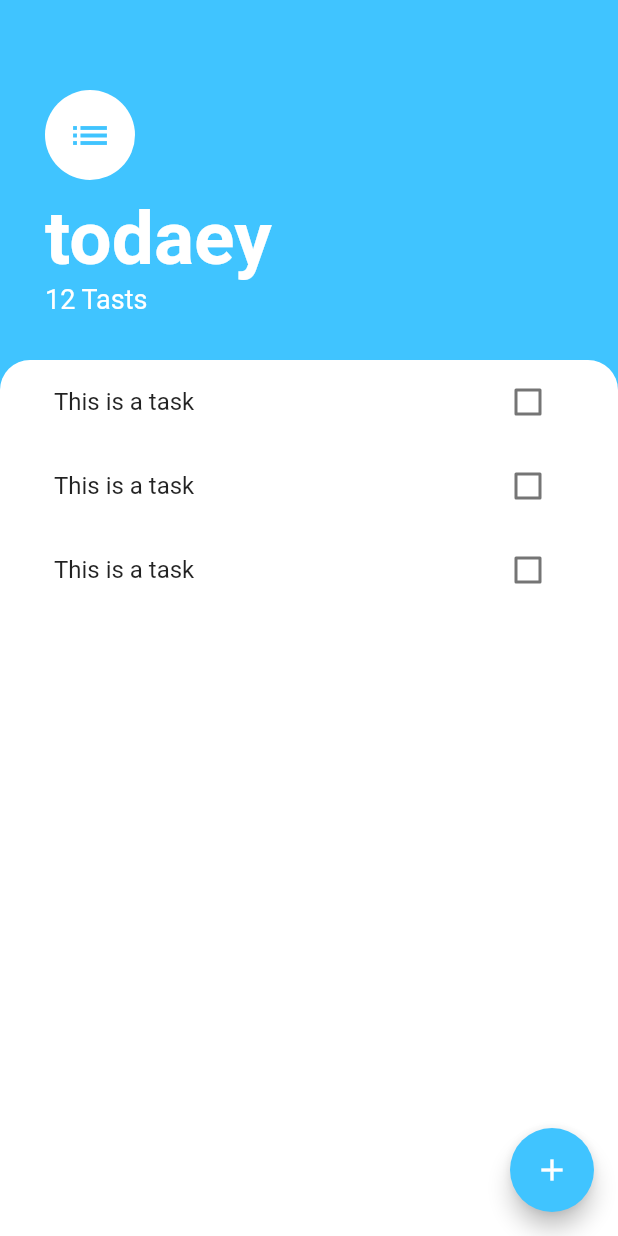
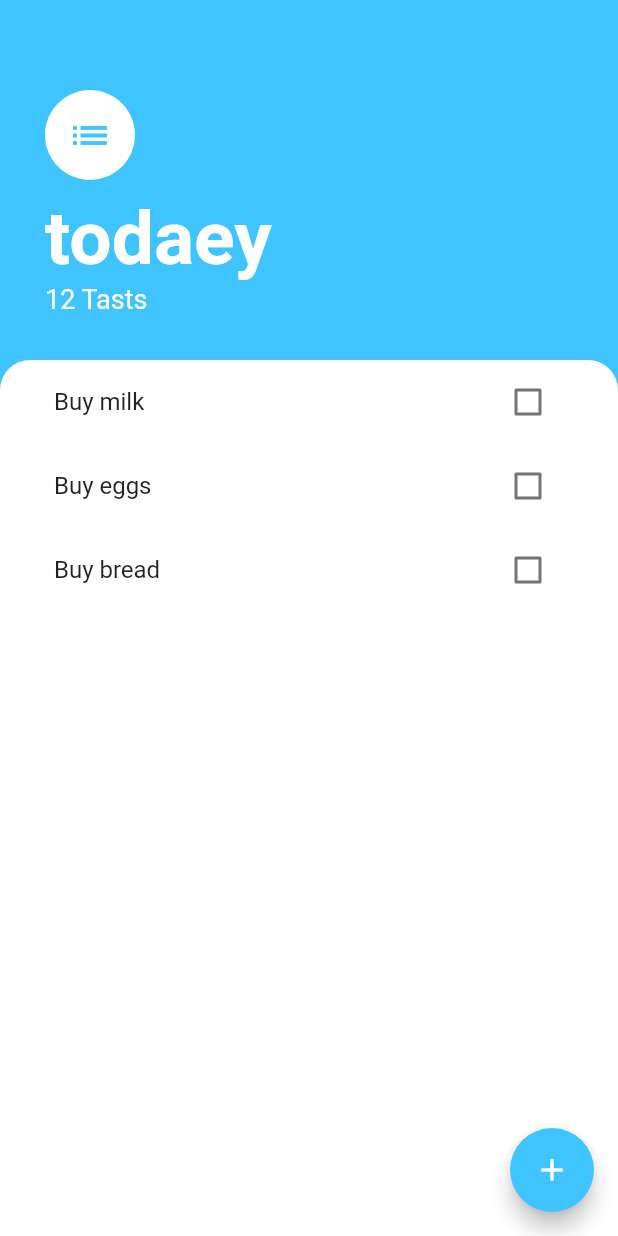
Before and after one commit to Nis-chal/to-do-list-app-flutter, a Flutter app: the screen it shows after launch, on a phone screen of 412 x 824 dp. Run offline on Flutter 3.47's test engine with Material 2 defaults, Android fonts, the phone set to English and light mode, and no system bars.

```diff
--- /dev/null
+++ b/lib/models/task.dart
@@ -0,0 +1,12 @@
+class Task {
+  final String name;
+  bool isDone ;
+
+
+  Task({required this.name,this.isDone = false});
+
+  void toggleDone(){
+    isDone = !isDone;
+
+  }
+}
--- a/lib/widgets/task_list.dart
+++ b/lib/widgets/task_list.dart
@@ -1,15 +1,33 @@
 import 'package:flutter/material.dart';
 import 'task_tile.dart';
+import '../models/task.dart';
 
-class TasksList extends StatelessWidget {
+class TasksList extends StatefulWidget {
+  @override
+  State<TasksList> createState() => _TasksListState();
+}
+
+class _TasksListState extends State<TasksList> {
+  List<Task> tasks = [
+    Task(name: 'Buy milk'),
+    Task(name: 'Buy eggs'),
+    Task(name: 'Buy bread'),
+  ];
+
   @override
   Widget build(BuildContext context) {
-    return ListView(
-      children: [
-        TaskTile(),
-        TaskTile(),
-        TaskTile(),
-      ],
+    return ListView.builder(
+      itemBuilder: (context, index) {
+        return TaskTile(
+            taskTitle: tasks[index].name,
+            isChecked: tasks[index].isDone,
+            checkboxCallback: (checkboxState) {
+              setState(() {
+                tasks[index].toggleDone();
+              });
+            });
+      },
+      itemCount: tasks.length,
     );
   }
 }
--- a/lib/widgets/task_tile.dart
+++ b/lib/widgets/task_tile.dart
@@ -1,13 +1,58 @@
 import 'package:flutter/material.dart';
+
 class TaskTile extends StatelessWidget {
+  final bool isChecked;
+  final String taskTitle;
+  final void Function(bool?) checkboxCallback;
+
+  TaskTile(
+      {required this.isChecked,
+      required this.taskTitle,
+      required this.checkboxCallback});
+
+  //   void checkboxCallback(bool? checkboxState) {
+  //   setState(() {
+  //     isChecked = checkboxState!;
+  //   });
+  // }
+
   @override
   Widget build(BuildContext context) {
     return ListTile(
-      title: Text('This is a task'),
-      trailing: Checkbox(
-        value: false,
-        onChanged: (value) {},
-      ),
-    );
+        title: Text(
+          taskTitle,
+          style: TextStyle(
+              decoration: isChecked ? TextDecoration.lineThrough : null),
+        ),
+        trailing: Checkbox(
+          activeColor: Colors.lightBlueAccent,
+          value: isChecked,
+          onChanged: checkboxCallback,
+          // onChanged: toggleCheckboxState,
+        ));
   }
 }
+
+// class TaskCheckbox extends StatelessWidget {
+//   final bool checkboxState;
+//   final void Function(bool?) toggleCheckboxState;
+
+//   TaskCheckbox(
+//       {required this.checkboxState, required this.toggleCheckboxState});
+
+//   @override
+//   Widget build(BuildContext context) {
+//     return Checkbox(
+//       activeColor: Colors.lightBlueAccent,
+//       value: checkboxState,
+//       onChanged: toggleCheckboxState,
+//     );
+//   }
+// }
+
+
+//  (bool? checkboxState) {
+//             setState(() {
+//               isChecked = checkboxState!;
+//             });
+//           }),
```
